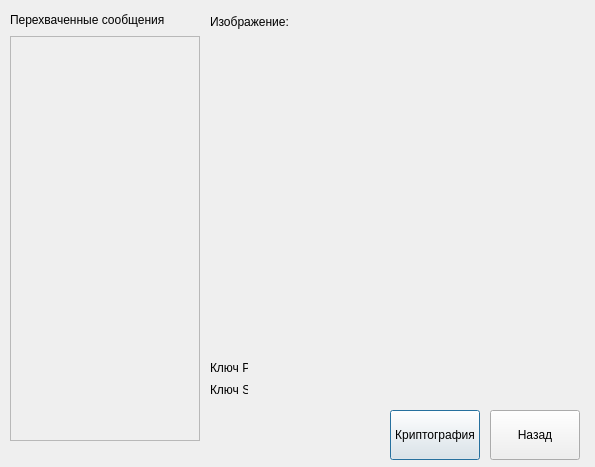
Qt form interception.ui (shm0nya/Lipilin-s-game) before a commit.
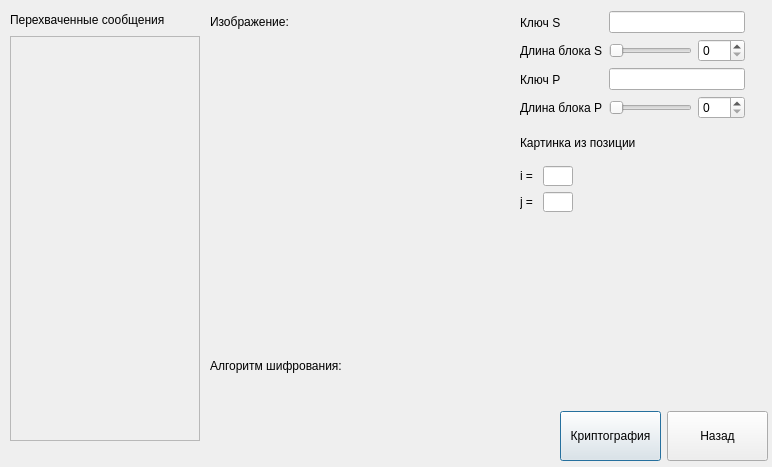
The same form after that commit.

What changed in the file:
```diff
--- a/interception.ui
+++ b/interception.ui
@@ -6,40 +6,14 @@
    <rect>
     <x>0</x>
     <y>0</y>
-    <width>595</width>
+    <width>772</width>
     <height>467</height>
    </rect>
   </property>
   <property name="windowTitle">
    <string>Dialog</string>
   </property>
-  <widget class="QPushButton" name="pushButton">
-   <property name="geometry">
-    <rect>
-     <x>390</x>
-     <y>410</y>
-     <width>90</width>
-     <height>50</height>
-    </rect>
-   </property>
-   <property name="text">
-    <string>Криптография</string>
-   </property>
-  </widget>
-  <widget class="QPushButton" name="pushButton_2">
-   <property name="geometry">
-    <rect>
-     <x>490</x>
-     <y>410</y>
-     <width>90</width>
-     <height>50</height>
-    </rect>
-   </property>
-   <property name="text">
-    <string>Назад</string>
-   </property>
-  </widget>
-  <widget class="QWidget" name="">
+  <widget class="QWidget" name="layoutWidget">
    <property name="geometry">
     <rect>
      <x>10</x>
@@ -92,7 +66,7 @@
     </item>
    </layout>
   </widget>
-  <widget class="QWidget" name="">
+  <widget class="QWidget" name="layoutWidget">
    <property name="geometry">
     <rect>
      <x>210</x>
@@ -147,54 +121,319 @@
     </item>
    </layout>
   </widget>
-  <widget class="QWidget" name="">
+  <widget class="QWidget" name="layoutWidget_5">
    <property name="geometry">
     <rect>
      <x>210</x>
-     <y>360</y>
-     <width>51</width>
-     <height>38</height>
+     <y>350</y>
+     <width>501</width>
+     <height>31</height>
     </rect>
    </property>
-   <layout class="QVBoxLayout" name="componate_key">
+   <layout class="QHBoxLayout" name="componate_algoritm">
     <item>
-     <layout class="QHBoxLayout" name="componate_p_key">
+     <widget class="QLabel" name="lbl_algoritm_show">
+      <property name="text">
+       <string>Алгоритм шифрования:</string>
+      </property>
+      <property name="textFormat">
+       <enum>Qt::AutoText</enum>
+      </property>
+     </widget>
+    </item>
+    <item>
+     <widget class="QLabel" name="lbl_algoritm_value">
+      <property name="text">
+       <string/>
+      </property>
+     </widget>
+    </item>
+    <item>
+     <spacer name="horizontalSpacer_4">
+      <property name="orientation">
+       <enum>Qt::Horizontal</enum>
+      </property>
+      <property name="sizeHint" stdset="0">
+       <size>
+        <width>218</width>
+        <height>20</height>
+       </size>
+      </property>
+     </spacer>
+    </item>
+   </layout>
+  </widget>
+  <widget class="QWidget" name="">
+   <property name="geometry">
+    <rect>
+     <x>520</x>
+     <y>11</y>
+     <width>225</width>
+     <height>201</height>
+    </rect>
+   </property>
+   <layout class="QVBoxLayout" name="verticalLayout">
+    <item>
+     <layout class="QHBoxLayout" name="componate_s_key_all">
       <item>
-       <widget class="QLabel" name="lbl_p_key_show">
-        <property name="text">
-         <string>Ключ Р:</string>
-        </property>
-       </widget>
+       <layout class="QHBoxLayout" name="componate_s_key">
+        <item>
+         <layout class="QVBoxLayout" name="componate_s_key_show">
+          <item>
+           <layout class="QHBoxLayout" name="componate_s_key_show_value">
+            <item>
+             <widget class="QLabel" name="s_key_show_value">
+              <property name="text">
+               <string>Ключ S</string>
+              </property>
+             </widget>
+            </item>
+           </layout>
+          </item>
+          <item>
+           <widget class="QLabel" name="s_key_show_size">
+            <property name="text">
+             <string>Длина блока S</string>
+            </property>
+           </widget>
+          </item>
+         </layout>
+        </item>
+        <item>
+         <layout class="QVBoxLayout" name="componate_s_key_edit">
+          <item>
+           <layout class="QHBoxLayout" name="componate_s_key_edit_value">
+            <item>
+             <widget class="QLineEdit" name="s_key_edit"/>
+            </item>
+           </layout>
+          </item>
+          <item>
+           <layout class="QHBoxLayout" name="componate_s_size_edit">
+            <item>
+             <widget class="QSlider" name="s_key_size_edit_slider">
+              <property name="maximum">
+               <number>100</number>
+              </property>
+              <property name="orientation">
+               <enum>Qt::Horizontal</enum>
+              </property>
+             </widget>
+            </item>
+            <item>
+             <widget class="QSpinBox" name="s_key_size_edit_spbox">
+              <property name="maximum">
+               <number>100</number>
+              </property>
+              <property name="singleStep">
+               <number>1</number>
+              </property>
+             </widget>
+            </item>
+           </layout>
+          </item>
+         </layout>
+        </item>
+       </layout>
       </item>
+     </layout>
+    </item>
+    <item>
+     <layout class="QHBoxLayout" name="componate_p_key_all">
       <item>
-       <widget class="QLabel" name="lbl_p_key_value">
-        <property name="text">
-         <string/>
-        </property>
-       </widget>
+       <layout class="QHBoxLayout" name="componate_p_key">
+        <item>
+         <layout class="QVBoxLayout" name="componate_p_key_show">
+          <item>
+           <layout class="QHBoxLayout" name="componate_p_key_show_value">
+            <item>
+             <widget class="QLabel" name="p_key_show_value">
+              <property name="text">
+               <string>Ключ Р</string>
+              </property>
+             </widget>
+            </item>
+           </layout>
+          </item>
+          <item>
+           <widget class="QLabel" name="p_key_show_size">
+            <property name="text">
+             <string>Длина блока Р</string>
+            </property>
+           </widget>
+          </item>
+         </layout>
+        </item>
+        <item>
+         <layout class="QVBoxLayout" name="componate_p_key_edit_2">
+          <item>
+           <layout class="QHBoxLayout" name="componate_p_key_edit_value">
+            <item>
+             <widget class="QLineEdit" name="p_key_edit"/>
+            </item>
+           </layout>
+          </item>
+          <item>
+           <layout class="QHBoxLayout" name="componate_p_size_edit">
+            <item>
+             <widget class="QSlider" name="p_key_size_edit_slider">
+              <property name="maximum">
+               <number>100</number>
+              </property>
+              <property name="orientation">
+               <enum>Qt::Horizontal</enum>
+              </property>
+             </widget>
+            </item>
+            <item>
+             <widget class="QSpinBox" name="p_key_size_edit_spbox">
+              <property name="maximum">
+               <number>100</number>
+              </property>
+              <property name="singleStep">
+               <number>1</number>
+              </property>
+             </widget>
+            </item>
+           </layout>
+          </item>
+         </layout>
+        </item>
+       </layout>
       </item>
      </layout>
     </item>
     <item>
-     <layout class="QHBoxLayout" name="componate_s_key">
+     <layout class="QVBoxLayout" name="componate_coordinate">
       <item>
-       <widget class="QLabel" name="lbl_s_key_show">
+       <widget class="QLabel" name="label_4">
         <property name="text">
-         <string>Ключ S:</string>
+         <string>Картинка из позиции</string>
         </property>
        </widget>
       </item>
       <item>
-       <widget class="QLabel" name="lbl_s_key_value">
-        <property name="text">
-         <string/>
-        </property>
-       </widget>
+       <layout class="QHBoxLayout" name="componate_coordinat_i">
+        <item>
+         <widget class="QLabel" name="kbk_show_coordinate_i">
+          <property name="text">
+           <string>i = </string>
+          </property>
+         </widget>
+        </item>
+        <item>
+         <widget class="QLineEdit" name="edit_coordinate_i">
+          <property name="minimumSize">
+           <size>
+            <width>30</width>
+            <height>20</height>
+           </size>
+          </property>
+          <property name="maximumSize">
+           <size>
+            <width>30</width>
+            <height>20</height>
+           </size>
+          </property>
+         </widget>
+        </item>
+        <item>
+         <spacer name="horizontalSpacer_6">
+          <property name="orientation">
+           <enum>Qt::Horizontal</enum>
+          </property>
+          <property name="sizeHint" stdset="0">
+           <size>
+            <width>40</width>
+            <height>20</height>
+           </size>
+          </property>
+         </spacer>
+        </item>
+       </layout>
       </item>
+      <item>
+       <layout class="QHBoxLayout" name="componate_coordinate_j">
+        <item>
+         <widget class="QLabel" name="lbl_show_coordinate_j">
+          <property name="text">
+           <string>j = </string>
+          </property>
+         </widget>
+        </item>
+        <item>
+         <widget class="QLineEdit" name="edit_coordinate_j">
+          <property name="minimumSize">
+           <size>
+            <width>30</width>
+            <height>20</height>
+           </size>
+          </property>
+          <property name="maximumSize">
+           <size>
+            <width>30</width>
+            <height>20</height>
+           </size>
+          </property>
+         </widget>
+        </item>
+        <item>
+         <spacer name="horizontalSpacer_7">
+          <property name="orientation">
+           <enum>Qt::Horizontal</enum>
+          </property>
+          <property name="sizeHint" stdset="0">
+           <size>
+            <width>40</width>
+            <height>20</height>
+           </size>
+          </property>
+         </spacer>
+        </item>
+       </layout>
+      </item>
      </layout>
     </item>
    </layout>
   </widget>
+  <widget class="QWidget" name="">
+   <property name="geometry">
+    <rect>
+     <x>560</x>
+     <y>410</y>
+     <width>208</width>
+     <height>52</height>
+    </rect>
+   </property>
+   <layout class="QHBoxLayout" name="componate_buttons">
+    <item>
+     <widget class="QPushButton" name="button_to_send_messege">
+      <property name="minimumSize">
+       <size>
+        <width>100</width>
+        <height>50</height>
+       </size>
+      </property>
+      <property name="text">
+       <string>Криптография</string>
+      </property>
+     </widget>
+    </item>
+    <item>
+     <widget class="QPushButton" name="button_back">
+      <property name="minimumSize">
+       <size>
+        <width>100</width>
+        <height>50</height>
+       </size>
+      </property>
+      <property name="text">
+       <string>Назад</string>
+      </property>
+     </widget>
+    </item>
+   </layout>
+  </widget>
  </widget>
  <resources/>
  <connections/>
```
Left out of the diff: 67 changed lines with no effect on the pictures.
